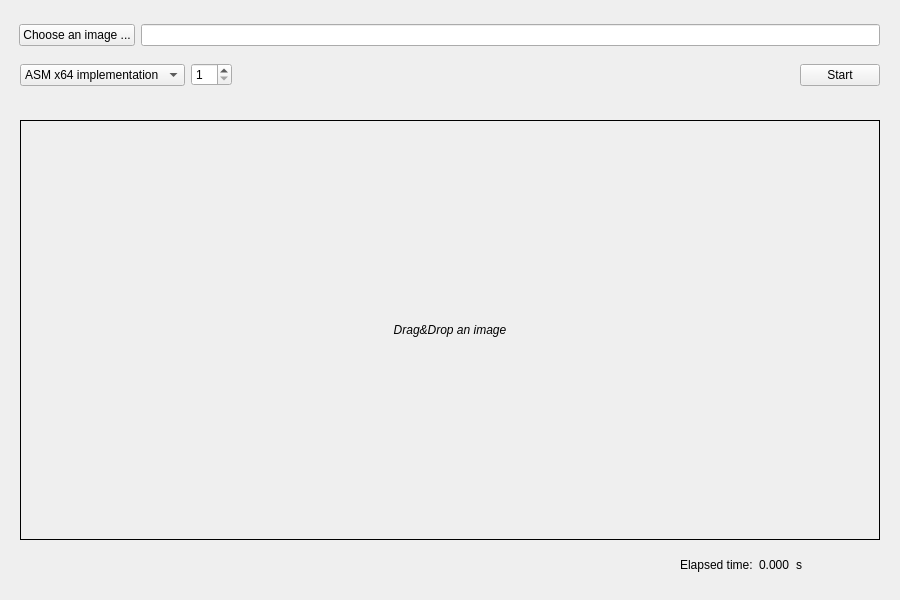
The window that src/app/MainWindow.ui (pawelrapacz/prewitt-edge-detection) describes before a commit, drawn with Qt 5.
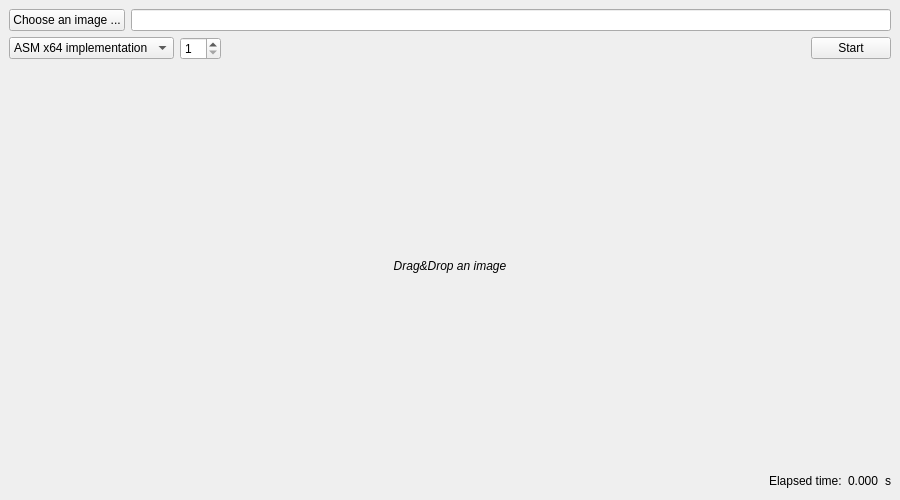
The same window after the commit. Custom widgets are drawn as their Qt base class.

```diff
--- a/src/app/MainWindow.ui
+++ b/src/app/MainWindow.ui
@@ -7,7 +7,7 @@
     <x>0</x>
     <y>0</y>
     <width>900</width>
-    <height>600</height>
+    <height>500</height>
    </rect>
   </property>
   <property name="sizePolicy">
@@ -18,14 +18,8 @@
   </property>
   <property name="minimumSize">
    <size>
-    <width>900</width>
-    <height>600</height>
-   </size>
-  </property>
-  <property name="maximumSize">
-   <size>
-    <width>900</width>
-    <height>600</height>
+    <width>600</width>
+    <height>400</height>
    </size>
   </property>
   <property name="windowTitle">
@@ -35,15 +29,28 @@
    <bool>true</bool>
   </property>
   <widget class="QWidget" name="centralwidget">
-   <widget class="QWidget" name="horizontalLayoutWidget">
-    <property name="geometry">
-     <rect>
-      <x>20</x>
-      <y>50</y>
-      <width>860</width>
-      <height>50</height>
-     </rect>
-    </property>
+   <layout class="QVBoxLayout" name="verticalLayout_3">
+    <item>
+     <layout class="QHBoxLayout" name="horizontalLayout_2">
+      <item>
+       <widget class="QPushButton" name="chooseImageBtn">
+        <property name="sizePolicy">
+         <sizepolicy hsizetype="Preferred" vsizetype="Fixed">
+          <horstretch>0</horstretch>
+          <verstretch>0</verstretch>
+         </sizepolicy>
+        </property>
+        <property name="text">
+         <string>Choose an image ...</string>
+        </property>
+       </widget>
+      </item>
+      <item>
+       <widget class="QLineEdit" name="pathEdit"/>
+      </item>
+     </layout>
+    </item>
+    <item>
     <layout class="QHBoxLayout" name="horizontalLayout">
      <item>
       <widget class="QComboBox" name="implementationPicker">
@@ -87,61 +94,14 @@
       </widget>
      </item>
     </layout>
-   </widget>
-   <widget class="QWidget" name="horizontalLayoutWidget_2">
-    <property name="geometry">
-     <rect>
-      <x>680</x>
-      <y>550</y>
-      <width>200</width>
-      <height>30</height>
-     </rect>
-    </property>
-    <layout class="QHBoxLayout" name="timeProgress">
-     <item>
-      <widget class="QLabel" name="tameLabel">
-       <property name="text">
-        <string>Elapsed time:</string>
-       </property>
-      </widget>
      </item>
      <item>
-      <widget class="QLabel" name="time">
-       <property name="text">
-        <string>0.000</string>
-       </property>
-      </widget>
-     </item>
-     <item>
-      <widget class="QLabel" name="timeUnitLabel">
-       <property name="text">
-        <string>s</string>
-       </property>
-      </widget>
-     </item>
-     <item>
-      <spacer name="horizontalSpacer_2">
-       <property name="orientation">
-        <enum>Qt::Orientation::Horizontal</enum>
-       </property>
-       <property name="sizeHint" stdset="0">
-        <size>
-         <width>40</width>
-         <height>20</height>
-        </size>
-       </property>
-      </spacer>
-     </item>
-    </layout>
-   </widget>
    <widget class="ImageLabel" name="imageLabel">
-    <property name="geometry">
-     <rect>
-      <x>20</x>
-      <y>120</y>
-      <width>860</width>
-      <height>420</height>
-     </rect>
+      <property name="sizePolicy">
+       <sizepolicy hsizetype="Preferred" vsizetype="MinimumExpanding">
+        <horstretch>0</horstretch>
+        <verstretch>0</verstretch>
+       </sizepolicy>
     </property>
     <property name="font">
      <font>
@@ -161,7 +121,7 @@
      <bool>false</bool>
     </property>
     <property name="frameShape">
-     <enum>QFrame::Shape::Box</enum>
+       <enum>QFrame::Shape::NoFrame</enum>
     </property>
     <property name="text">
      <string>Drag&amp;Drop an image</string>
@@ -176,34 +136,46 @@
      <set>Qt::TextInteractionFlag::NoTextInteraction</set>
     </property>
    </widget>
-   <widget class="QWidget" name="horizontalLayoutWidget_3">
-    <property name="geometry">
-     <rect>
-      <x>19</x>
-      <y>20</y>
-      <width>861</width>
-      <height>31</height>
-     </rect>
-    </property>
-    <layout class="QHBoxLayout" name="horizontalLayout_2">
+    </item>
+    <item>
+     <layout class="QHBoxLayout" name="timeProgress">
+      <item>
+       <spacer name="horizontalSpacer_2">
+        <property name="orientation">
+         <enum>Qt::Orientation::Horizontal</enum>
+        </property>
+        <property name="sizeHint" stdset="0">
+         <size>
+          <width>40</width>
+          <height>20</height>
+         </size>
+        </property>
+       </spacer>
+      </item>
      <item>
-      <widget class="QPushButton" name="chooseImageBtn">
-       <property name="sizePolicy">
-        <sizepolicy hsizetype="Preferred" vsizetype="Fixed">
-         <horstretch>0</horstretch>
-         <verstretch>0</verstretch>
-        </sizepolicy>
-       </property>
+       <widget class="QLabel" name="tameLabel">
+        <property name="text">
+         <string>Elapsed time:</string>
+        </property>
+       </widget>
+      </item>
+      <item>
+       <widget class="QLabel" name="time">
        <property name="text">
-        <string>Choose an image ...</string>
+         <string>0.000</string>
        </property>
       </widget>
      </item>
      <item>
-      <widget class="QLineEdit" name="pathEdit"/>
-     </item>
-    </layout>
-   </widget>
+       <widget class="QLabel" name="timeUnitLabel">
+        <property name="text">
+         <string>s</string>
+        </property>
+       </widget>
+      </item>
+     </layout>
+    </item>
+   </layout>
   </widget>
  </widget>
  <customwidgets>
```
Lines whose indentation alone changed are shown as unchanged.
